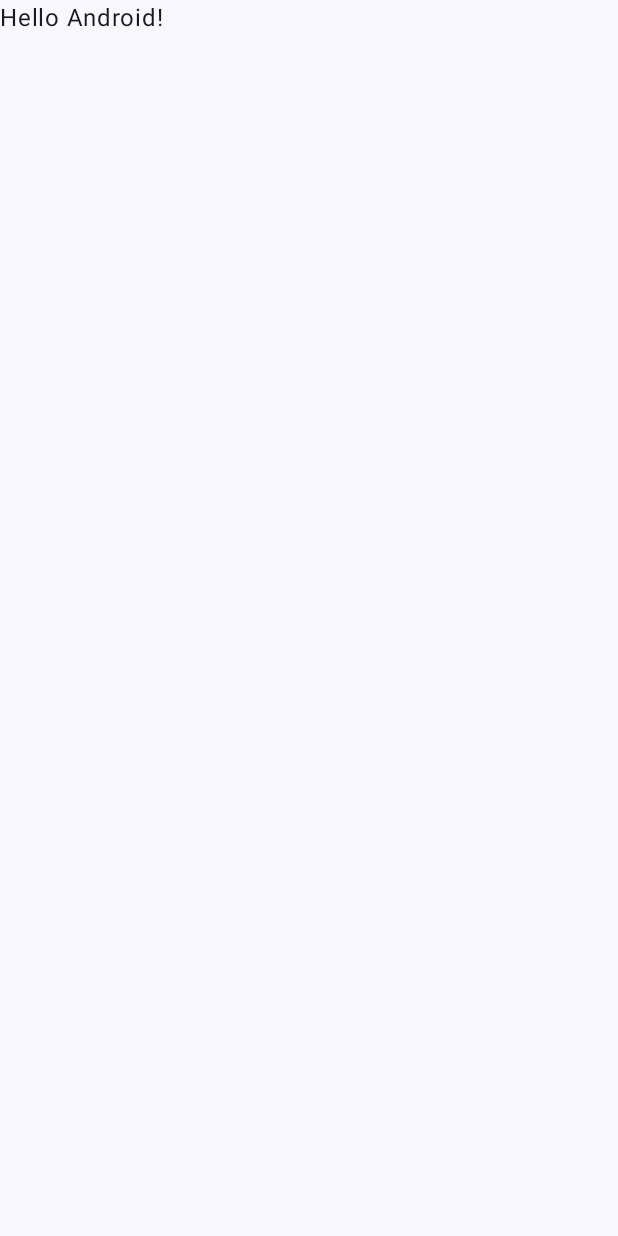
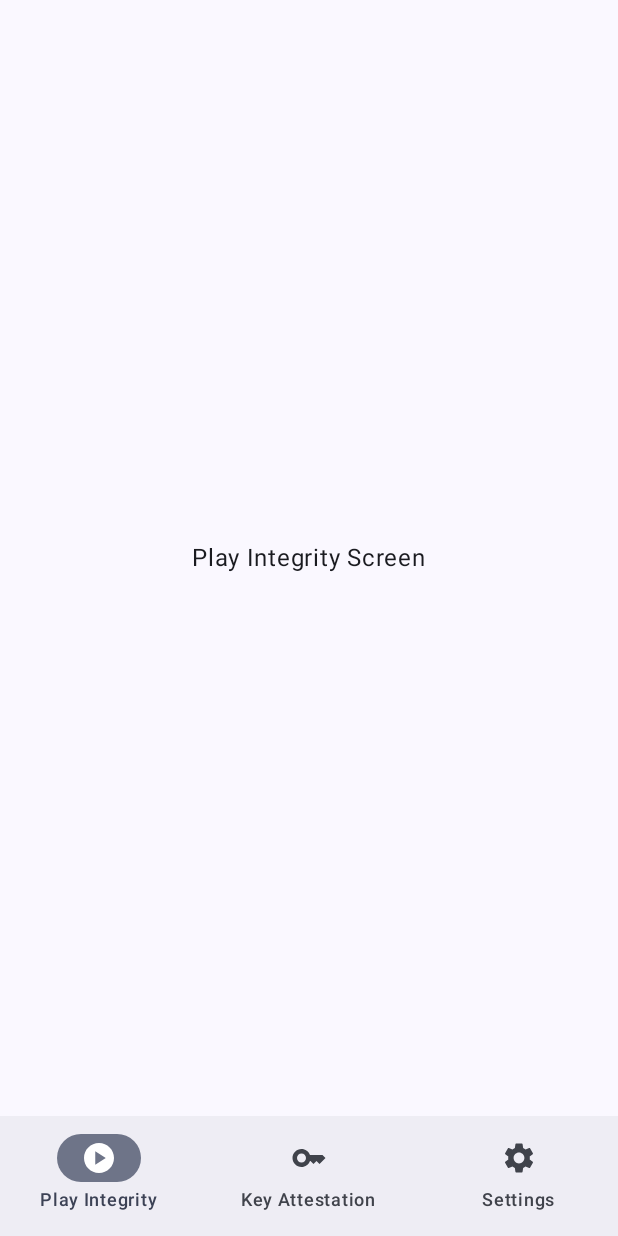
Before and after one commit to keiji/android-device-integrity, an Android app built with Jetpack Compose: the screen it shows after launch (MainActivity), on a phone screen of 412 x 824 dp. Before the commit the screen is almost empty. Run offline under Robolectric (Android 15) with nearby library versions, the phone set to English and light mode, and no system bars.

Commit message:
feat: Use collectAsStateWithLifecycle and add bottom navigation
Implemented bottom navigation with three tabs: Play Integrity, Key Attestation, and Settings.

Each tab has its own screen and ViewModel:
- PlayIntegrityScreen / PlayIntegrityViewModel
- KeyAttestationScreen / KeyAttestationViewModel
- SettingsScreen / SettingsViewModel

UiState data classes are used to manage the state for each screen, exposed via StateFlow from their respective ViewModels. Screens now use `collectAsStateWithLifecycle` to observe UiState.

Added `androidx.lifecycle:lifecycle-runtime-compose` dependency.

```diff
--- a/android/app/build.gradle.kts
+++ b/android/app/build.gradle.kts
@@ -50,6 +50,8 @@ dependencies {
     implementation(libs.androidx.ui.graphics)
     implementation(libs.androidx.ui.tooling.preview)
     implementation(libs.androidx.material3)
+    implementation(libs.androidx.navigation.compose)
+    implementation(libs.androidx.lifecycle.runtime.compose)
     testImplementation(libs.junit)
     androidTestImplementation(libs.androidx.junit)
     androidTestImplementation(libs.androidx.espresso.core)
--- a/android/app/src/main/java/dev/keiji/deviceintegrity/MainActivity.kt
+++ b/android/app/src/main/java/dev/keiji/deviceintegrity/MainActivity.kt
@@ -6,11 +6,26 @@ import androidx.activity.compose.setContent
 import androidx.activity.enableEdgeToEdge
 import androidx.compose.foundation.layout.fillMaxSize
 import androidx.compose.foundation.layout.padding
+import androidx.compose.material3.Icon
+import androidx.compose.material3.NavigationBar
+import androidx.compose.material3.NavigationBarItem
 import androidx.compose.material3.Scaffold
 import androidx.compose.material3.Text
 import androidx.compose.runtime.Composable
+import androidx.compose.runtime.getValue
 import androidx.compose.ui.Modifier
-import androidx.compose.ui.tooling.preview.Preview
+import androidx.lifecycle.compose.collectAsStateWithLifecycle
+import androidx.navigation.NavDestination.Companion.hierarchy
+import androidx.navigation.NavGraph.Companion.findStartDestination
+import androidx.navigation.compose.NavHost
+import androidx.navigation.compose.composable
+import androidx.navigation.compose.currentBackStackEntryAsState
+import androidx.navigation.compose.rememberNavController
+import dev.keiji.deviceintegrity.ui.AppScreen
+import dev.keiji.deviceintegrity.ui.bottomNavigationItems
+import dev.keiji.deviceintegrity.ui.keyattestation.KeyAttestationScreen
+import dev.keiji.deviceintegrity.ui.playintegrity.PlayIntegrityScreen
+import dev.keiji.deviceintegrity.ui.settings.SettingsScreen
 import dev.keiji.deviceintegrity.ui.theme.DeviceIntegrityTheme
 
 class MainActivity : ComponentActivity() {
@@ -18,30 +33,49 @@ class MainActivity : ComponentActivity() {
         super.onCreate(savedInstanceState)
         enableEdgeToEdge()
         setContent {
-            DeviceIntegrityTheme {
-                Scaffold(modifier = Modifier.fillMaxSize()) { innerPadding ->
-                    Greeting(
-                        name = "Android",
-                        modifier = Modifier.padding(innerPadding)
-                    )
-                }
-            }
+            DeviceIntegrityApp()
         }
     }
 }
 
 @Composable
-fun Greeting(name: String, modifier: Modifier = Modifier) {
-    Text(
-        text = "Hello $name!",
-        modifier = modifier
-    )
-}
-
-@Preview(showBackground = true)
-@Composable
-fun GreetingPreview() {
+fun DeviceIntegrityApp() {
     DeviceIntegrityTheme {
-        Greeting("Android")
+        val navController = rememberNavController()
+        Scaffold(
+            modifier = Modifier.fillMaxSize(),
+            bottomBar = {
+                NavigationBar {
+                    val navBackStackEntry by navController.currentBackStackEntryAsState()
+                    val currentDestination = navBackStackEntry?.destination
+                    bottomNavigationItems.forEach { screen ->
+                        NavigationBarItem(
+                            icon = { Icon(screen.icon, contentDescription = screen.label) },
+                            label = { Text(screen.label) },
+                            selected = currentDestination?.hierarchy?.any { it.route == screen.route } == true,
+                            onClick = {
+                                navController.navigate(screen.route) {
+                                    popUpTo(navController.graph.findStartDestination().id) {
+                                        saveState = true
+                                    }
+                                    launchSingleTop = true
+                                    restoreState = true
+                                }
+                            }
+                        )
+                    }
+                }
+            }
+        ) { innerPadding ->
+            NavHost(
+                navController = navController,
+                startDestination = AppScreen.PlayIntegrity.route,
+                modifier = Modifier.padding(innerPadding)
+            ) {
+                composable(AppScreen.PlayIntegrity.route) { PlayIntegrityScreen() }
+                composable(AppScreen.KeyAttestation.route) { KeyAttestationScreen() }
+                composable(AppScreen.Settings.route) { SettingsScreen() }
+            }
+        }
     }
 }
--- /dev/null
+++ b/android/app/src/main/java/dev/keiji/deviceintegrity/ui/AppScreen.kt
@@ -0,0 +1,23 @@
+package dev.keiji.deviceintegrity.ui
+
+import androidx.compose.material.icons.Icons
+import androidx.compose.material.icons.filled.Key
+import androidx.compose.material.icons.filled.PlayCircle
+import androidx.compose.material.icons.filled.Settings
+import androidx.compose.ui.graphics.vector.ImageVector
+
+sealed class AppScreen(
+    val route: String,
+    val label: String,
+    val icon: ImageVector
+) {
+    object PlayIntegrity : AppScreen("play_integrity", "Play Integrity", Icons.Filled.PlayCircle)
+    object KeyAttestation : AppScreen("key_attestation", "Key Attestation", Icons.Filled.Key)
+    object Settings : AppScreen("settings", "Settings", Icons.Filled.Settings)
+}
+
+val bottomNavigationItems = listOf(
+    AppScreen.PlayIntegrity,
+    AppScreen.KeyAttestation,
+    AppScreen.Settings
+)
--- /dev/null
+++ b/android/app/src/main/java/dev/keiji/deviceintegrity/ui/keyattestation/KeyAttestationUiState.kt
@@ -0,0 +1,6 @@
+package dev.keiji.deviceintegrity.ui.keyattestation
+
+data class KeyAttestationUiState(
+    val isLoading: Boolean = false,
+    val result: String = ""
+)
--- /dev/null
+++ b/android/app/src/main/java/dev/keiji/deviceintegrity/ui/playintegrity/PlayIntegrityScreen.kt
@@ -0,0 +1,26 @@
+package dev.keiji.deviceintegrity.ui.playintegrity
+
+import androidx.compose.foundation.layout.Box
+import androidx.compose.foundation.layout.fillMaxSize
+import androidx.compose.material3.Text
+import androidx.compose.runtime.Composable
+import androidx.compose.runtime.getValue
+import androidx.compose.ui.Alignment
+import androidx.compose.ui.Modifier
+import androidx.lifecycle.compose.collectAsStateWithLifecycle
+import androidx.lifecycle.viewmodel.compose.viewModel
+
+@Composable
+fun PlayIntegrityScreen(
+    viewModel: PlayIntegrityViewModel = viewModel()
+) {
+    val uiState by viewModel.uiState.collectAsStateWithLifecycle()
+
+    Box(
+        modifier = Modifier.fillMaxSize(),
+        contentAlignment = Alignment.Center
+    ) {
+        Text(text = "Play Integrity Screen")
+        // TODO: Display uiState.isLoading and uiState.result
+    }
+}
--- /dev/null
+++ b/android/app/src/main/java/dev/keiji/deviceintegrity/ui/playintegrity/PlayIntegrityUiState.kt
@@ -0,0 +1,6 @@
+package dev.keiji.deviceintegrity.ui.playintegrity
+
+data class PlayIntegrityUiState(
+    val isLoading: Boolean = false,
+    val result: String = ""
+)
--- /dev/null
+++ b/android/app/src/main/java/dev/keiji/deviceintegrity/ui/playintegrity/PlayIntegrityViewModel.kt
@@ -0,0 +1,13 @@
+package dev.keiji.deviceintegrity.ui.playintegrity
+
+import androidx.lifecycle.ViewModel
+import kotlinx.coroutines.flow.MutableStateFlow
+import kotlinx.coroutines.flow.StateFlow
+import kotlinx.coroutines.flow.asStateFlow
+
+class PlayIntegrityViewModel : ViewModel() {
+    private val _uiState = MutableStateFlow(PlayIntegrityUiState())
+    val uiState: StateFlow<PlayIntegrityUiState> = _uiState.asStateFlow()
+
+    // TODO: Implement logic to interact with Play Integrity API
+}
--- /dev/null
+++ b/android/app/src/main/java/dev/keiji/deviceintegrity/ui/settings/SettingsUiState.kt
@@ -0,0 +1,6 @@
+package dev.keiji.deviceintegrity.ui.settings
+
+data class SettingsUiState(
+    val sampleSetting: String = "Initial Value"
+    // TODO: Add actual settings properties
+)
--- a/android/gradle/libs.versions.toml
+++ b/android/gradle/libs.versions.toml
@@ -8,6 +8,8 @@ espressoCore = "3.6.1"
 lifecycleRuntimeKtx = "2.9.1"
 activityCompose = "1.8.0"
 composeBom = "2024.09.00"
+navigationCompose = "2.8.0" # Previous plan's version, will keep for now
+lifecycleRuntimeCompose = "2.9.1"
 
 [libraries]
 androidx-core-ktx = { group = "androidx.core", name = "core-ktx", version.ref = "coreKtx" }
@@ -24,6 +26,8 @@ androidx-ui-tooling-preview = { group = "androidx.compose.ui", name = "ui-toolin
 androidx-ui-test-manifest = { group = "androidx.compose.ui", name = "ui-test-manifest" }
 androidx-ui-test-junit4 = { group = "androidx.compose.ui", name = "ui-test-junit4" }
 androidx-material3 = { group = "androidx.compose.material3", name = "material3" }
+androidx-navigation-compose = { group = "androidx.navigation", name = "navigation-compose", version.ref = "navigationCompose" }
+androidx-lifecycle-runtime-compose = { group = "androidx.lifecycle", name = "lifecycle-runtime-compose", version.ref = "lifecycleRuntimeCompose" }
 
 [plugins]
 android-application = { id = "com.android.application", version.ref = "agp" }
```
Also changed, not shown: android/app/src/main/java/dev/keiji/deviceintegrity/ui/keyattestation/KeyAttestationScreen.kt (added, +26 -0 lines), android/app/src/main/java/dev/keiji/deviceintegrity/ui/keyattestation/KeyAttestationViewModel.kt (added, +13 -0 lines), android/app/src/main/java/dev/keiji/deviceintegrity/ui/settings/SettingsScreen.kt (added, +26 -0 lines), android/app/src/main/java/dev/keiji/deviceintegrity/ui/settings/SettingsViewModel.kt (added, +13 -0 lines).
